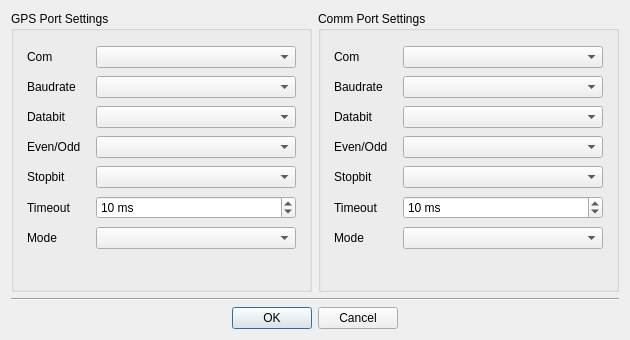
This is GasRemote/MAC/mac/examples/GasInfo/DeviceDialog.ui in Quenii/ADCEVM as Qt 5 draws it before an edit. The edited form follows.
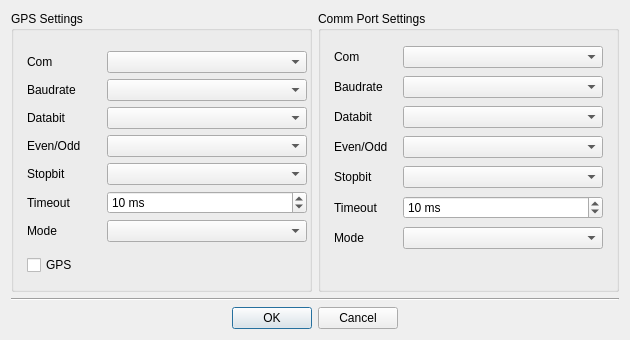
This is the edited form.

```diff
--- a/GasRemote/MAC/mac/examples/GasInfo/DeviceDialog.ui
+++ b/GasRemote/MAC/mac/examples/GasInfo/DeviceDialog.ui
@@ -160,18 +160,32 @@
    </item>
    <item row="0" column="0">
     <widget class="QGroupBox" name="groupBox_2">
+     <property name="sizePolicy">
+      <sizepolicy hsizetype="Preferred" vsizetype="Expanding">
+       <horstretch>0</horstretch>
+       <verstretch>0</verstretch>
+      </sizepolicy>
+     </property>
+     <property name="minimumSize">
+      <size>
+       <width>0</width>
+       <height>280</height>
+      </size>
+     </property>
      <property name="title">
-      <string>GPS Port Settings</string>
+      <string>GPS Settings</string>
      </property>
      <widget class="QWidget" name="layoutWidget">
       <property name="geometry">
        <rect>
         <x>16</x>
         <y>33</y>
-        <width>269</width>
-        <height>211</height>
+        <width>280</width>
+        <height>239</height>
        </rect>
       </property>
+      <layout class="QVBoxLayout" name="verticalLayout">
+       <item>
       <layout class="QGridLayout" name="gridLayout">
        <item row="0" column="0">
         <widget class="QLabel" name="label_15">
@@ -271,6 +285,15 @@
        </item>
        <item row="6" column="1">
         <widget class="QComboBox" name="queryModeBoxGps"/>
+         </item>
+        </layout>
+       </item>
+       <item>
+        <widget class="QCheckBox" name="checkBoxGpsEnable">
+         <property name="text">
+          <string>GPS</string>
+         </property>
+        </widget>
        </item>
       </layout>
      </widget>
```
Lines whose indentation alone changed are shown as unchanged.
